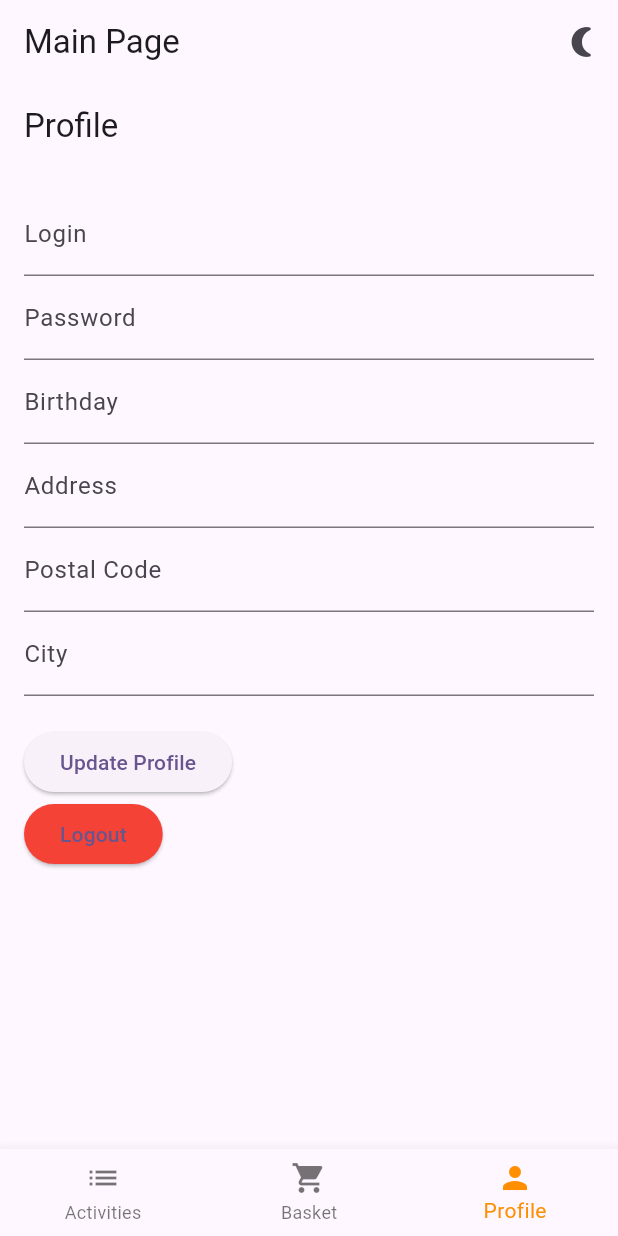
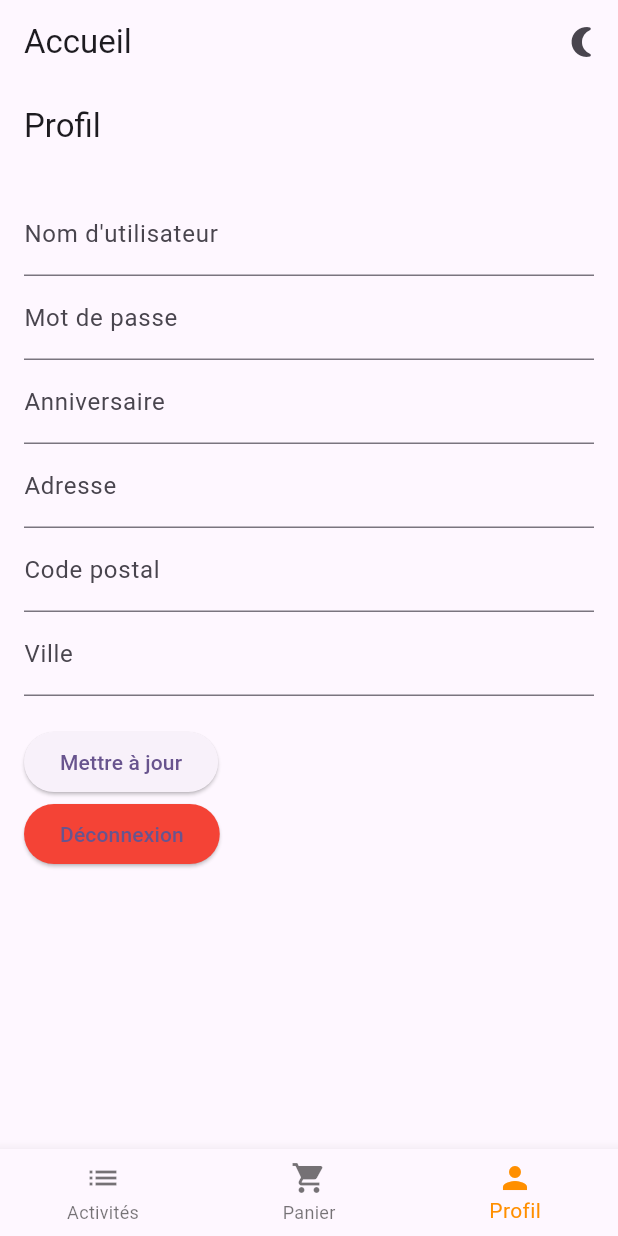
Before and after one commit to raversa001/MobileApp_Front, a Flutter app: the MainPage screen opened directly with empty values, swiped to page 3, on a phone screen of 412 x 824 dp. Run offline on Flutter 3.47's test engine with Material 3 defaults, Android fonts, the phone set to English and light mode, and no system bars; our stand-ins replace shared_preferences; accounts and stored records are empty; network calls fail.

Commit message:
Update main.dart
/

```diff
--- a/lib/main.dart
+++ b/lib/main.dart
@@ -42,11 +42,8 @@ class _MyAppState extends State<MyApp> {
               if (snapshot.connectionState == ConnectionState.waiting) {
                 return const CircularProgressIndicator();
               } else if (snapshot.hasData) {
-                // User is logged in, and we have the username
-                return MainPage(
-                    username: snapshot.data!); // Use the fetched username
+                return MainPage(username: snapshot.data!);
               } else {
-                // User is not logged in
                 return LoginPage();
               }
             },
@@ -71,7 +68,7 @@ class _MyAppState extends State<MyApp> {
 
     if (response.statusCode == 200) {
       final responseData = jsonDecode(response.body);
-      // Save the username for later use
+
       await prefs.setString('username', responseData['username']);
       return true;
     } else {
@@ -187,7 +184,7 @@ class LoginPage extends StatelessWidget {
     } else {
       ScaffoldMessenger.of(context).showSnackBar(
         const SnackBar(
-          content: Text('Invalid credentials'),
+          content: Text('Identifiants incorrects'),
           backgroundColor: Colors.red,
         ),
       );
@@ -235,7 +232,7 @@ class _MainPageState extends State<MainPage> {
   Widget build(BuildContext context) {
     return Scaffold(
       appBar: AppBar(
-        title: const Text('Main Page'),
+        title: const Text('Accueil'),
         actions: <Widget>[
           IconButton(
             icon: Icon(Theme.of(context).brightness == Brightness.dark
@@ -273,10 +270,10 @@ class _MainPageState extends State<MainPage> {
       ),
       bottomNavigationBar: BottomNavigationBar(
         items: const <BottomNavigationBarItem>[
-          BottomNavigationBarItem(icon: Icon(Icons.list), label: 'Activities'),
+          BottomNavigationBarItem(icon: Icon(Icons.list), label: 'Activités'),
           BottomNavigationBarItem(
-              icon: Icon(Icons.shopping_cart), label: 'Basket'),
-          BottomNavigationBarItem(icon: Icon(Icons.person), label: 'Profile'),
+              icon: Icon(Icons.shopping_cart), label: 'Panier'),
+          BottomNavigationBarItem(icon: Icon(Icons.person), label: 'Profil'),
         ],
         currentIndex: _selectedIndex,
         selectedItemColor: Colors.amber[800],
@@ -315,9 +312,9 @@ class Activity {
     return Activity(
       id: json['_id'] ?? '',
       imageUrl: json['imageUrl'] ?? 'https://example.com/default.jpg',
-      title: json['title'] ?? 'Untitled',
-      category: json['category'] ?? 'Unknown',
-      location: json['location'] ?? 'No location provided',
+      title: json['title'] ?? 'Sans titre',
+      category: json['category'] ?? 'Inconnu',
+      location: json['location'] ?? 'Inconnu',
       minimumPeople: json['minimumPeople'] ?? 1,
       price: (json['price'] ?? 0.0).toDouble(),
     );
@@ -338,7 +335,7 @@ class _ActivitiesPageState extends State<ActivitiesPage>
   bool _isSearchMode = false;
   final TextEditingController _searchController = TextEditingController();
   TabController? _tabController; // Changed from late to nullable
-  final Set<String> _categories = {'All'}; // Initialized with 'All'
+  final Set<String> _categories = {'Tout'}; // Initialized with 'All'
 
   @override
   void initState() {
@@ -376,7 +373,7 @@ class _ActivitiesPageState extends State<ActivitiesPage>
     if (_tabController == null) {
       return Scaffold(
         appBar: AppBar(
-          title: const Text('Activities'),
+          title: const Text('Activités'),
         ),
         body: const Center(
           child: CircularProgressIndicator(),
@@ -390,7 +387,7 @@ class _ActivitiesPageState extends State<ActivitiesPage>
                   controller: _searchController,
                   autofocus: true,
                   decoration: InputDecoration(
-                    hintText: 'Search activities...',
+                    hintText: 'Rechercher une activité...',
                     border: InputBorder.none,
                     hintStyle: TextStyle(
                       color: textColor.withOpacity(
@@ -404,7 +401,7 @@ class _ActivitiesPageState extends State<ActivitiesPage>
                     _filterActivitiesByName(value);
                   },
                 )
-              : const Text('Activities'),
+              : const Text('Activités'),
           bottom: _isSearchMode
               ? null
               : TabBar(
@@ -451,7 +448,7 @@ class _ActivitiesPageState extends State<ActivitiesPage>
   }
 
   Widget _buildActivityList(String category) {
-    final activitiesToShow = category == 'All'
+    final activitiesToShow = category == 'Tout'
         ? _filteredActivities
         : _filteredActivities
             .where((activity) => activity.category == category)
@@ -489,7 +486,7 @@ class _ActivitiesPageState extends State<ActivitiesPage>
   void filterActivities(String category) {
     setState(() {
       _filteredActivities = _activities.where((activity) {
-        return category == 'All' ? true : activity.category == category;
+        return category == 'Tout' ? true : activity.category == category;
       }).toList();
     });
   }
@@ -503,7 +500,7 @@ class _ActivitiesPageState extends State<ActivitiesPage>
           .map((activityJson) => Activity.fromJson(activityJson))
           .toList();
     } else {
-      throw Exception('Failed to load activities');
+      throw Exception('Impossible de charger les activités');
     }
   }
 
@@ -537,19 +534,19 @@ class ActivityDetailPage extends StatelessWidget {
             ),
             Padding(
               padding: const EdgeInsets.all(8.0),
-              child: Text("Category: ${activity.category}"),
+              child: Text("Catégorie: ${activity.category}"),
             ),
             Padding(
               padding: const EdgeInsets.all(8.0),
-              child: Text("Location: ${activity.location}"),
+              child: Text("Localisation: ${activity.location}"),
             ),
             Padding(
               padding: const EdgeInsets.all(8.0),
-              child: Text("Minimum People: ${activity.minimumPeople}"),
+              child: Text("Personnes minimum: ${activity.minimumPeople}"),
             ),
             Padding(
               padding: const EdgeInsets.all(8.0),
-              child: Text("Price: \$${activity.price}"),
+              child: Text("Prix: \$${activity.price}"),
             ),
             Padding(
               padding: const EdgeInsets.symmetric(horizontal: 8.0),
@@ -558,14 +555,14 @@ class ActivityDetailPage extends StatelessWidget {
                   // Implement navigation back to activities list
                   Navigator.pop(context);
                 },
-                child: const Text('Return'),
+                child: const Text('Retour'),
               ),
             ),
             Padding(
               padding: const EdgeInsets.symmetric(horizontal: 8.0),
               child: ElevatedButton(
                 onPressed: () => addToBasket(context, activity.id),
-                child: const Text('Add to Basket'),
+                child: const Text('Ajouter au panier'),
               ),
             ),
           ],
@@ -582,7 +579,7 @@ class ActivityDetailPage extends StatelessWidget {
     if (token == null) {
       ScaffoldMessenger.of(context).showSnackBar(
         const SnackBar(
-          content: Text('You are not logged in.'),
+          content: Text('Vous n\'êtes pas connecté.'),
           backgroundColor: Colors.red,
         ),
       );
@@ -599,7 +596,7 @@ class ActivityDetailPage extends StatelessWidget {
     );
 
     final responseBody = jsonDecode(response.body);
-    final message = responseBody['message'] ?? 'An unexpected error occurred';
+    final message = responseBody['message'] ?? 'Une erreur est survenue';
 
     if (response.statusCode == 200) {
       ScaffoldMessenger.of(context).showSnackBar(
@@ -626,7 +623,7 @@ class _BasketPageState extends State<BasketPage> {
     final SharedPreferences prefs = await SharedPreferences.getInstance();
     final String? token = prefs.getString('token');
     if (token == null) {
-      throw Exception('User not logged in');
+      throw Exception('Utilisateur non-connecté');
     }
 
     final response = await http.get(
@@ -636,17 +633,16 @@ class _BasketPageState extends State<BasketPage> {
 
     if (response.statusCode == 200) {
       List<dynamic> activitiesJson = json.decode(response.body);
-      // Check if the basket is empty and return an empty list instead of throwing an exception
+
       if (activitiesJson.isEmpty) {
-        return []; // Return an empty list for an empty basket
+        return [];
       }
+
       return activitiesJson.map((json) => Activity.fromJson(json)).toList();
     } else if (response.statusCode == 404) {
-      // Specifically handle the case where the basket is not found (which can imply it's empty)
-      return []; // Return an empty list for an empty or not found basket
+      return [];
     } else {
-      // For any other error, you might still want to throw an exception or handle it differently
-      throw Exception('Failed to load basket');
+      throw Exception('Impossible de charger le panier');
     }
   }
 
@@ -669,7 +665,7 @@ class _BasketPageState extends State<BasketPage> {
   Widget build(BuildContext context) {
     return Scaffold(
       appBar: AppBar(
-        title: const Text('My Basket'),
+        title: const Text('Mon panier'),
       ),
       body: FutureBuilder<List<Activity>>(
         future: basketItems,
@@ -677,11 +673,11 @@ class _BasketPageState extends State<BasketPage> {
           if (snapshot.connectionState == ConnectionState.waiting) {
             return const CircularProgressIndicator();
           } else if (snapshot.hasError) {
-            return Text('Error: ${snapshot.error}');
+            return Text('Erreur: ${snapshot.error}');
           } else if (snapshot.data!.isEmpty) {
             return const Center(
               child: Text(
-                'Your basket is empty.',
+                'Votre panier est vide.',
                 style: TextStyle(fontSize: 18.0),
               ),
             );
@@ -727,7 +723,7 @@ class _BasketPageState extends State<BasketPage> {
     if (token == null) {
       ScaffoldMessenger.of(context).showSnackBar(
         const SnackBar(
-          content: Text('You are not logged in.'),
+          content: Text('Vous n\'êtes pas connecté.'),
           backgroundColor: Colors.red,
         ),
       );
@@ -752,14 +748,14 @@ class _BasketPageState extends State<BasketPage> {
       });
       ScaffoldMessenger.of(context).showSnackBar(
         const SnackBar(
-            content: Text('Activity removed from basket'),
+            content: Text('Activité supprimé du panier'),
             backgroundColor: Colors.blue),
       );
     } else {
       ScaffoldMessenger.of(context).showSnackBar(
         SnackBar(
             content: Text(responseBody.message ??
-                'Failed to remove activity from basket'),
+                'Impossible de retirer l\'article du panier'),
             backgroundColor: Colors.red),
       );
     }
@@ -798,7 +794,7 @@ class _ProfilePageState extends State<ProfilePage> {
     final String? token = prefs.getString('token');
     if (token == null) {
       ScaffoldMessenger.of(context).showSnackBar(const SnackBar(
-        content: Text('You are not logged in.'),
+        content: Text('Vous n\'êtes pas connecté.'),
         backgroundColor: Colors.red,
       ));
       return;
@@ -820,7 +816,7 @@ class _ProfilePageState extends State<ProfilePage> {
       });
     } else {
       ScaffoldMessenger.of(context).showSnackBar(const SnackBar(
-          content: Text('Failed to fetch profile data'),
+          content: Text('Impossible de récupérer les données'),
           backgroundColor: Colors.red));
     }
   }
@@ -830,7 +826,7 @@ class _ProfilePageState extends State<ProfilePage> {
     final String? token = prefs.getString('token');
     if (token == null) {
       ScaffoldMessenger.of(context).showSnackBar(const SnackBar(
-          content: Text('You are not logged in.'),
+          content: Text('Vous n\'êtes pas connecté.'),
           backgroundColor: Colors.red));
       return;
     }
@@ -852,11 +848,11 @@ class _ProfilePageState extends State<ProfilePage> {
 
     if (response.statusCode == 200) {
       ScaffoldMessenger.of(context).showSnackBar(const SnackBar(
-          content: Text('Profile updated successfully'),
+          content: Text('Profil mis à jour avec succès'),
           backgroundColor: Colors.green));
     } else {
       ScaffoldMessenger.of(context).showSnackBar(const SnackBar(
-          content: Text('Failed to update profile'),
+          content: Text('Impossible de mettre à jour le profil'),
           backgroundColor: Colors.red));
     }
   }
@@ -872,7 +868,7 @@ class _ProfilePageState extends State<ProfilePage> {
   Widget build(BuildContext context) {
     return Scaffold(
       appBar: AppBar(
-        title: const Text('Profile'),
+        title: const Text('Profil'),
       ),
       body: SingleChildScrollView(
         padding: const EdgeInsets.all(16),
@@ -881,41 +877,42 @@ class _ProfilePageState extends State<ProfilePage> {
           children: [
             TextField(
               controller: _loginController,
-              decoration: const InputDecoration(labelText: 'Login'),
+              decoration:
+                  const InputDecoration(labelText: 'Nom d\'utilisateur'),
               readOnly: true,
             ),
             TextField(
               controller: _passwordController,
-              decoration: const InputDecoration(labelText: 'Password'),
+              decoration: const InputDecoration(labelText: 'Mot de passe'),
               obscureText: true,
             ),
             TextField(
               controller: _birthdayController,
-              decoration: const InputDecoration(labelText: 'Birthday'),
+              decoration: const InputDecoration(labelText: 'Anniversaire'),
               keyboardType: TextInputType.datetime,
             ),
             TextField(
               controller: _addressController,
-              decoration: const InputDecoration(labelText: 'Address'),
+              decoration: const InputDecoration(labelText: 'Adresse'),
             ),
             TextField(
               controller: _postalCodeController,
-              decoration: const InputDecoration(labelText: 'Postal Code'),
+              decoration: const InputDecoration(labelText: 'Code postal'),
               keyboardType: TextInputType.number,
             ),
             TextField(
               controller: _cityController,
-              decoration: const InputDecoration(labelText: 'City'),
+              decoration: const InputDecoration(labelText: 'Ville'),
             ),
             const SizedBox(height: 20),
             ElevatedButton(
               onPressed: _updateProfile,
-              child: const Text('Update Profile'),
+              child: const Text('Mettre à jour'),
             ),
             ElevatedButton(
               onPressed: _logout,
               style: ElevatedButton.styleFrom(backgroundColor: Colors.red),
-              child: const Text('Logout'),
+              child: const Text('Déconnexion'),
             ),
           ],
         ),
@@ -961,7 +958,7 @@ class _RegisterPageState extends State<RegisterPage> {
       // Successfully registered
       ScaffoldMessenger.of(context).showSnackBar(
         const SnackBar(
-            content: Text('Registration successful'),
+            content: Text('Inscription réussie'),
             backgroundColor: Colors.green),
       );
       Navigator.pop(context); // Navigate back to login page
@@ -969,7 +966,7 @@ class _RegisterPageState extends State<RegisterPage> {
       // Registration failed
       ScaffoldMessenger.of(context).showSnackBar(
         SnackBar(
-            content: Text(body.message ?? 'Registration failed'),
+            content: Text(body.message ?? 'Inscription échouée'),
             backgroundColor: Colors.red),
       );
     }
@@ -979,7 +976,7 @@ class _RegisterPageState extends State<RegisterPage> {
   Widget build(BuildContext context) {
     return Scaffold(
       appBar: AppBar(
-        title: const Text('Register'),
+        title: const Text('Inscription'),
       ),
       body: Padding(
         padding: const EdgeInsets.all(16.0),
@@ -988,20 +985,21 @@ class _RegisterPageState extends State<RegisterPage> {
           children: <Widget>[
             TextField(
               controller: _usernameController,
-              decoration: const InputDecoration(labelText: 'Username'),
+              decoration:
+                  const InputDecoration(labelText: 'Nom d\'utilisateur'),
             ),
             TextField(
               controller: _passwordController,
               obscureText: true,
-              decoration: const InputDecoration(labelText: 'Password'),
+              decoration: const InputDecoration(labelText: 'Mot de passe'),
             ),
             ElevatedButton(
               onPressed: _register,
-              child: const Text('Register'),
+              child: const Text('Inscription'),
             ),
             ElevatedButton(
               onPressed: () => Navigator.pop(context),
-              child: const Text('Cancel'),
+              child: const Text('Annuler'),
             ),
           ],
         ),
```
